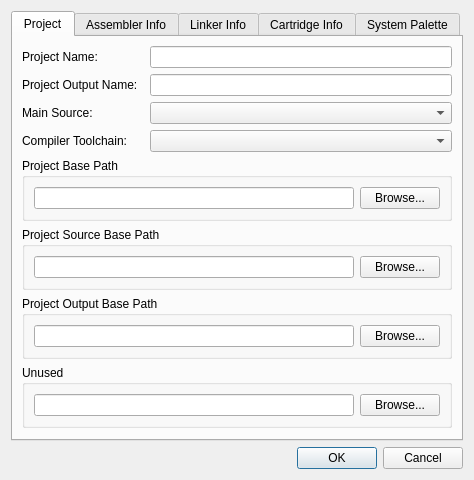
The window that designers/project_properties/projectpropertiesdialog.ui (christopherpow/nesicide) describes before a commit, drawn with Qt 5.
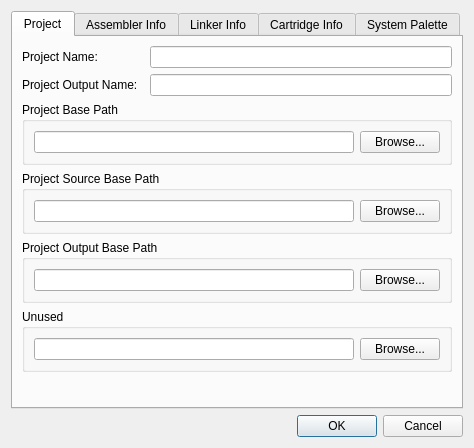
The same window after the commit. The open tabs and pages were chosen to show the change. Icons and pictures are not drawn.

Commit message: adding support for breakpointing in source editor with cc65 toolchain; fixing invocation non-crossplatformyness

Patch:
```diff
--- a/designers/project_properties/projectpropertiesdialog.ui
+++ b/designers/project_properties/projectpropertiesdialog.ui
@@ -50,31 +50,7 @@
        <item row="0" column="2">
         <widget class="QLineEdit" name="projectNameLineEdit"/>
        </item>
-       <item row="2" column="0">
-        <widget class="QLabel" name="label_6">
-         <property name="text">
-          <string>Main Source:</string>
-         </property>
-        </widget>
-       </item>
-       <item row="2" column="2">
-        <widget class="QComboBox" name="mainSourceComboBox"/>
-       </item>
-       <item row="3" column="0" colspan="2">
-        <widget class="QLabel" name="label_10">
-         <property name="text">
-          <string>Compiler Toolchain:</string>
-         </property>
-        </widget>
-       </item>
-       <item row="3" column="2">
-        <widget class="QComboBox" name="compilerToolchain">
-         <property name="maxVisibleItems">
-          <number>10</number>
-         </property>
-        </widget>
-       </item>
-       <item row="4" column="0" colspan="3">
+       <item row="2" column="0" colspan="3">
         <widget class="QGroupBox" name="groupBox_2">
          <property name="title">
           <string>Project Base Path</string>
@@ -101,7 +77,7 @@
          </layout>
         </widget>
        </item>
-       <item row="5" column="0" colspan="3">
+       <item row="3" column="0" colspan="3">
         <widget class="QGroupBox" name="groupBox_3">
          <property name="title">
           <string>Project Source Base Path</string>
@@ -128,7 +104,7 @@
          </layout>
         </widget>
        </item>
-       <item row="6" column="0" colspan="3">
+       <item row="4" column="0" colspan="3">
         <widget class="QGroupBox" name="groupBox_4">
          <property name="title">
           <string>Project Output Base Path</string>
@@ -155,7 +131,7 @@
          </layout>
         </widget>
        </item>
-       <item row="7" column="0" colspan="3">
+       <item row="5" column="0" colspan="3">
         <widget class="QGroupBox" name="groupBox_5">
          <property name="title">
           <string>Unused</string>
@@ -182,7 +158,7 @@
          </layout>
         </widget>
        </item>
-       <item row="8" column="0" colspan="3">
+       <item row="6" column="0" colspan="3">
         <spacer name="verticalSpacer_2">
          <property name="orientation">
           <enum>Qt::Vertical</enum>
```
Left out of the diff: 43 changed lines with no effect on the pictures. The commit also changes 18 other files.
